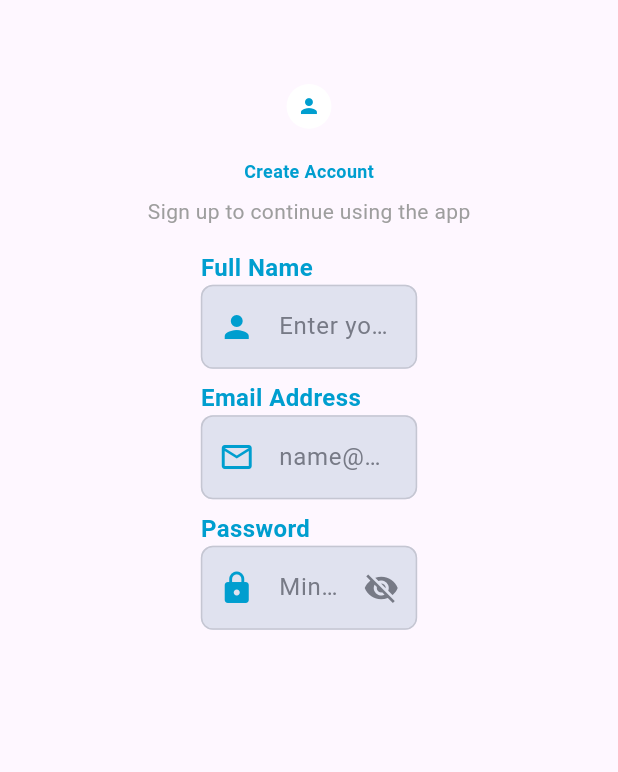
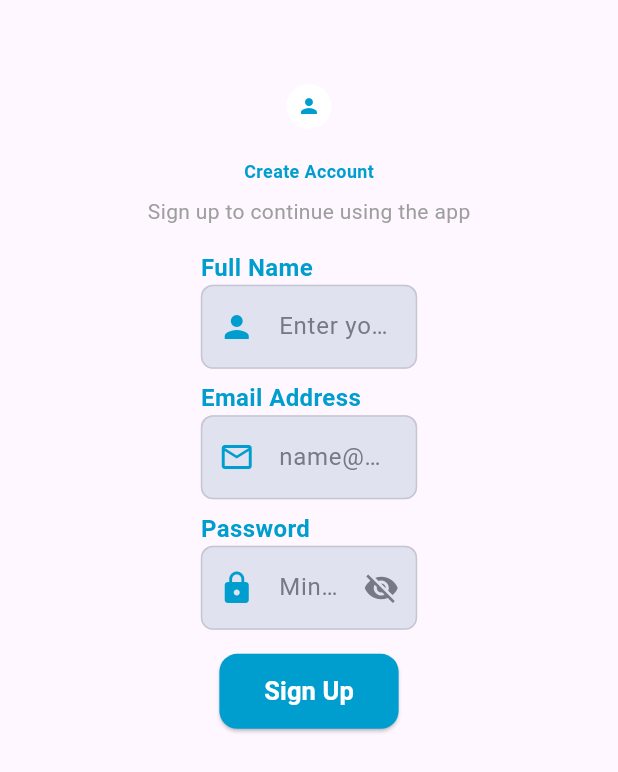
Before and after one commit to NadyAlwazah/flutter-task07-real-estate-app-beg, a Flutter app: the screen it shows after launch, on a phone screen of 412 x 824 dp. Shown: the top 772 px of the screen. Run offline on Flutter 3.47's test engine with Material 3 defaults, Android fonts, the phone set to English and light mode, and no system bars; our stand-ins replace flutter_screenutil.

Commit message:
feat(ui): add CustomButton widget and use it in SignupViewBody

```diff
--- a/lib/core/utils/styles.dart
+++ b/lib/core/utils/styles.dart
@@ -8,4 +8,9 @@ abstract class Styles {
     fontWeight: FontWeight.bold,
     color: AppColors.primary,
   );
+  static const TextStyle buttonText = TextStyle(
+    color: Colors.white,
+    fontWeight: FontWeight.w600,
+    fontSize: 17,
+  );
 }
--- /dev/null
+++ b/lib/core/widgets/custom_button.dart
@@ -0,0 +1,39 @@
+import 'package:flutter/cupertino.dart';
+import 'package:flutter/material.dart';
+import 'package:flutter_screenutil/flutter_screenutil.dart';
+import 'package:flutter_task07_real_estate_app_beg/core/theme/app_colors.dart';
+import 'package:flutter_task07_real_estate_app_beg/core/utils/styles.dart';
+
+class CustomButton extends StatelessWidget {
+  final String? text;
+  final VoidCallback? onPressed;
+  final bool isLoading;
+
+  const CustomButton({
+    super.key,
+    this.text,
+    this.onPressed,
+    this.isLoading = false,
+  });
+
+  @override
+  Widget build(BuildContext context) {
+    return ElevatedButton(
+      onPressed: onPressed,
+      style: ElevatedButton.styleFrom(
+        backgroundColor: AppColors.primary,
+        minimumSize: Size(300.w, 50),
+        shape: RoundedRectangleBorder(borderRadius: BorderRadius.circular(12)),
+      ),
+      child: isLoading
+          ? const Center(
+              child: SizedBox(
+                width: 20,
+                height: 20,
+                child: CupertinoActivityIndicator(),
+              ),
+            )
+          : Text(text!, style: Styles.buttonText),
+    );
+  }
+}
--- a/lib/features/auth/presentation/views/widgets/signup_view_body.dart
+++ b/lib/features/auth/presentation/views/widgets/signup_view_body.dart
@@ -1,4 +1,5 @@
 import 'package:flutter/material.dart';
+import 'package:flutter_task07_real_estate_app_beg/core/widgets/custom_button.dart';
 
 import 'package:flutter_task07_real_estate_app_beg/features/auth/presentation/views/widgets/auth_header.dart';
 import 'package:flutter_task07_real_estate_app_beg/features/auth/presentation/views/widgets/signup_avatar.dart';
@@ -52,6 +53,14 @@ class _SignupViewBodyState extends State<SignupViewBody> {
                   emailController: emailController,
                   passwordController: passwordController,
                 ),
+
+                const SizedBox(height: 16),
+                CustomButton(
+                  text: "Sign Up",
+                  onPressed: () async {
+                    if (_formKey.currentState!.validate()) {}
+                  },
+                ),
               ],
             ),
           ),
```
